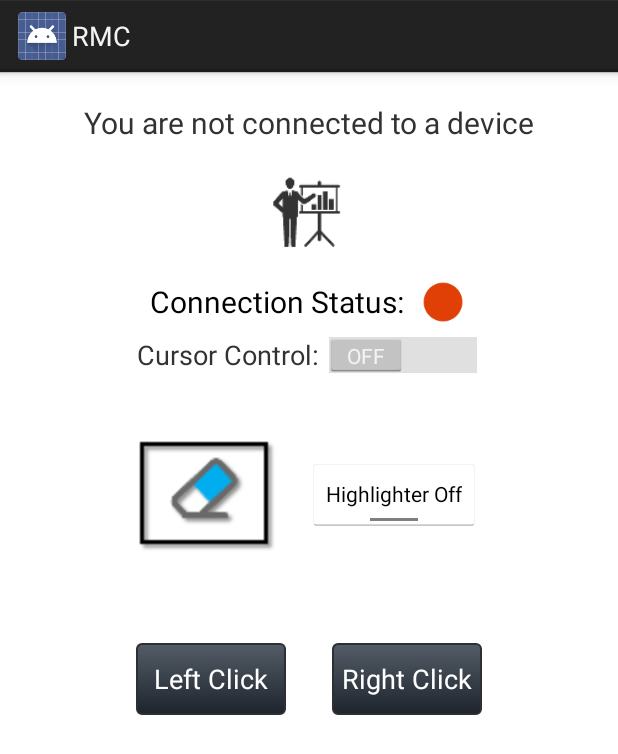
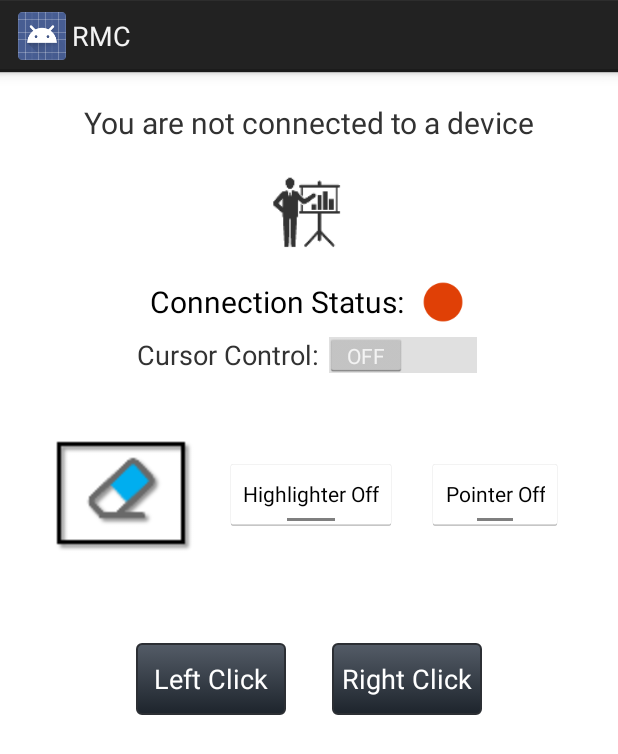
Before and after one commit to StripelessZebra/RMC_2014, an Android app: the layout connectivity_page.xml on its own in the app's theme, with its tools: preview values and no code run, on a phone screen of 412 x 824 dp. Shown: the top 754 px of the screen. Run offline under Robolectric (Android 15) with nearby library versions, the phone set to English and light mode, and no system bars.

Commit message:
added laser pointer controls

```diff
--- a/app/src/main/res/layout/connectivity_page.xml
+++ b/app/src/main/res/layout/connectivity_page.xml
@@ -143,6 +143,15 @@
             android:layout_height="wrap_content"
             android:textOn="Highlighter On"
             android:textOff="Highlighter Off"
+            android:layout_marginRight="20dp"
+            android:checked="false" />
+
+        <ToggleButton
+            android:id="@+id/laserPointerToggleButton"
+            android:layout_width="wrap_content"
+            android:layout_height="wrap_content"
+            android:textOn="Pointer On"
+            android:textOff="Pointer Off"
             android:checked="false" />
     </LinearLayout>
 
```
Also changed, not shown: app/src/main/java/com/example/RMC/BluetoothChat.java (+59 -7 lines).
